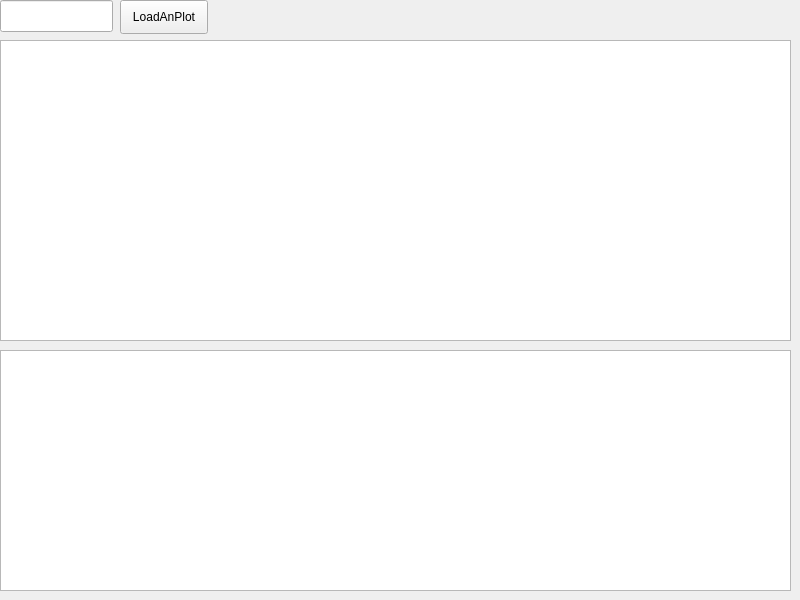
Above: mainUI.ui from 1010101012101/CryptoPrinterEditor before the change. Below: the same form after it.
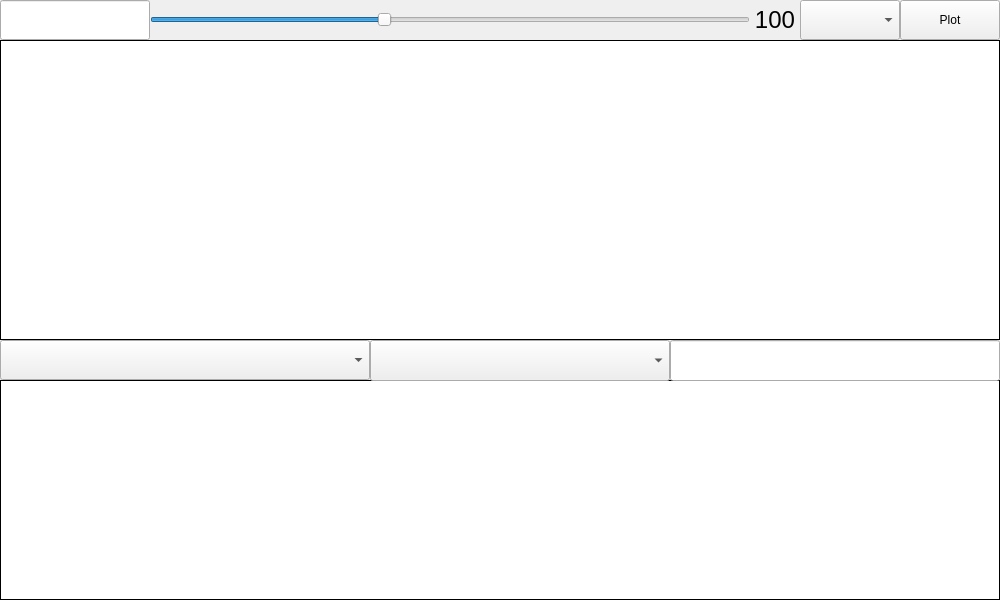
That is the form after the change.

What changed in the file:
```diff
--- a/mainUI.ui
+++ b/mainUI.ui
@@ -6,7 +6,7 @@
    <rect>
     <x>0</x>
     <y>0</y>
-    <width>800</width>
+    <width>1000</width>
     <height>600</height>
    </rect>
   </property>
@@ -19,42 +19,184 @@
      <rect>
       <x>0</x>
       <y>40</y>
-      <width>791</width>
-      <height>301</height>
+      <width>1000</width>
+      <height>300</height>
      </rect>
     </property>
+    <property name="frameShape">
+     <enum>QFrame::Box</enum>
+    </property>
+    <property name="frameShadow">
+     <enum>QFrame::Plain</enum>
+    </property>
+    <property name="lineWidth">
+     <number>1</number>
+    </property>
    </widget>
    <widget class="QGraphicsView" name="indicator_plotter">
     <property name="geometry">
      <rect>
       <x>0</x>
-      <y>350</y>
-      <width>791</width>
-      <height>241</height>
+      <y>380</y>
+      <width>1000</width>
+      <height>220</height>
      </rect>
     </property>
+    <property name="frameShape">
+     <enum>QFrame::Box</enum>
+    </property>
+    <property name="frameShadow">
+     <enum>QFrame::Plain</enum>
+    </property>
+    <property name="lineWidth">
+     <number>1</number>
+    </property>
    </widget>
    <widget class="QLineEdit" name="symbol_input">
     <property name="geometry">
      <rect>
       <x>0</x>
       <y>0</y>
-      <width>113</width>
-      <height>32</height>
+      <width>150</width>
+      <height>40</height>
      </rect>
     </property>
    </widget>
    <widget class="QPushButton" name="load_button">
     <property name="geometry">
      <rect>
-      <x>120</x>
+      <x>900</x>
       <y>0</y>
-      <width>88</width>
-      <height>34</height>
+      <width>100</width>
+      <height>40</height>
      </rect>
     </property>
     <property name="text">
-     <string>LoadAnPlot</string>
+     <string>Plot</string>
+    </property>
+   </widget>
+   <widget class="QSlider" name="length_slider">
+    <property name="geometry">
+     <rect>
+      <x>150</x>
+      <y>0</y>
+      <width>600</width>
+      <height>40</height>
+     </rect>
+    </property>
+    <property name="sizePolicy">
+     <sizepolicy hsizetype="Expanding" vsizetype="Expanding">
+      <horstretch>0</horstretch>
+      <verstretch>0</verstretch>
+     </sizepolicy>
+    </property>
+    <property name="font">
+     <font>
+      <pointsize>16</pointsize>
+     </font>
+    </property>
+    <property name="minimum">
+     <number>10</number>
+    </property>
+    <property name="maximum">
+     <number>500</number>
+    </property>
+    <property name="singleStep">
+     <number>10</number>
+    </property>
+    <property name="value">
+     <number>200</number>
+    </property>
+    <property name="tracking">
+     <bool>true</bool>
+    </property>
+    <property name="orientation">
+     <enum>Qt::Horizontal</enum>
+    </property>
+    <property name="invertedAppearance">
+     <bool>false</bool>
+    </property>
+    <property name="invertedControls">
+     <bool>false</bool>
+    </property>
+   </widget>
+   <widget class="QLabel" name="length_label">
+    <property name="geometry">
+     <rect>
+      <x>750</x>
+      <y>0</y>
+      <width>50</width>
+      <height>40</height>
+     </rect>
+    </property>
+    <property name="sizePolicy">
+     <sizepolicy hsizetype="Expanding" vsizetype="Expanding">
+      <horstretch>0</horstretch>
+      <verstretch>0</verstretch>
+     </sizepolicy>
+    </property>
+    <property name="font">
+     <font>
+      <pointsize>18</pointsize>
+     </font>
+    </property>
+    <property name="frameShape">
+     <enum>QFrame::NoFrame</enum>
+    </property>
+    <property name="lineWidth">
+     <number>5</number>
+    </property>
+    <property name="text">
+     <string>100</string>
+    </property>
+    <property name="scaledContents">
+     <bool>false</bool>
+    </property>
+    <property name="alignment">
+     <set>Qt::AlignCenter</set>
+    </property>
+    <property name="wordWrap">
+     <bool>false</bool>
+    </property>
+   </widget>
+   <widget class="QComboBox" name="interval_comboBox">
+    <property name="geometry">
+     <rect>
+      <x>800</x>
+      <y>0</y>
+      <width>100</width>
+      <height>40</height>
+     </rect>
+    </property>
+   </widget>
+   <widget class="QComboBox" name="indicator_comboBox">
+    <property name="geometry">
+     <rect>
+      <x>0</x>
+      <y>340</y>
+      <width>370</width>
+      <height>40</height>
+     </rect>
+    </property>
+   </widget>
+   <widget class="QComboBox" name="key_comboBox">
+    <property name="geometry">
+     <rect>
+      <x>370</x>
+      <y>340</y>
+      <width>300</width>
+      <height>41</height>
+     </rect>
+    </property>
+   </widget>
+   <widget class="QLineEdit" name="value_input">
+    <property name="geometry">
+     <rect>
+      <x>670</x>
+      <y>340</y>
+      <width>330</width>
+      <height>41</height>
+     </rect>
     </property>
    </widget>
   </widget>
```
Left out of the diff: 2 changed lines with no effect on the pictures.
